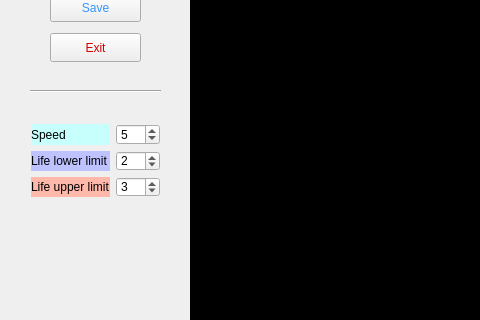
The window that mainwindow.ui (Liu8018/ConwayLifeGame) describes before a commit, drawn with Qt 5; both pictures show x 0 to 480 and y 154 to 474 of the 1309 by 780 pixel window.
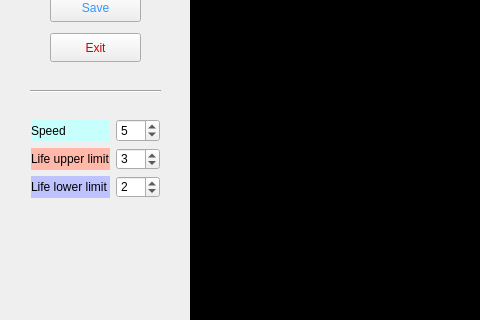
The same window after the commit.

Patch:
```diff
--- a/mainwindow.ui
+++ b/mainwindow.ui
@@ -141,13 +141,13 @@
      <string>Exit</string>
     </property>
    </widget>
-   <widget class="QWidget" name="layoutWidget">
+   <widget class="QWidget" name="">
     <property name="geometry">
      <rect>
       <x>20</x>
-      <y>250</y>
+      <y>245</y>
       <width>151</width>
-      <height>95</height>
+      <height>101</height>
      </rect>
     </property>
     <layout class="QGridLayout" name="gridLayout">
@@ -175,26 +175,6 @@
       </widget>
      </item>
      <item row="1" column="0">
-      <widget class="QLabel" name="LifeLowerLimit_label">
-       <property name="styleSheet">
-        <string notr="true">background-color: rgb(190, 194, 255);</string>
-       </property>
-       <property name="text">
-        <string>Life lower limit</string>
-       </property>
-      </widget>
-     </item>
-     <item row="1" column="1">
-      <widget class="QSpinBox" name="LifeLowerLimit_spinBox">
-       <property name="maximum">
-        <number>8</number>
-       </property>
-       <property name="value">
-        <number>2</number>
-       </property>
-      </widget>
-     </item>
-     <item row="2" column="0">
       <widget class="QLabel" name="LifeUpperLimit_label">
        <property name="styleSheet">
         <string notr="true">background-color: rgb(255, 184, 169);</string>
@@ -204,7 +184,7 @@
        </property>
       </widget>
      </item>
-     <item row="2" column="1">
+     <item row="1" column="1">
       <widget class="QSpinBox" name="LifeUpperLimit_spinBox">
        <property name="maximum">
         <number>8</number>
@@ -214,6 +194,26 @@
        </property>
       </widget>
      </item>
+     <item row="2" column="0">
+      <widget class="QLabel" name="LifeLowerLimit_label">
+       <property name="styleSheet">
+        <string notr="true">background-color: rgb(190, 194, 255);</string>
+       </property>
+       <property name="text">
+        <string>Life lower limit</string>
+       </property>
+      </widget>
+     </item>
+     <item row="2" column="1">
+      <widget class="QSpinBox" name="LifeLowerLimit_spinBox">
+       <property name="maximum">
+        <number>8</number>
+       </property>
+       <property name="value">
+        <number>2</number>
+       </property>
+      </widget>
+     </item>
     </layout>
    </widget>
   </widget>
```
